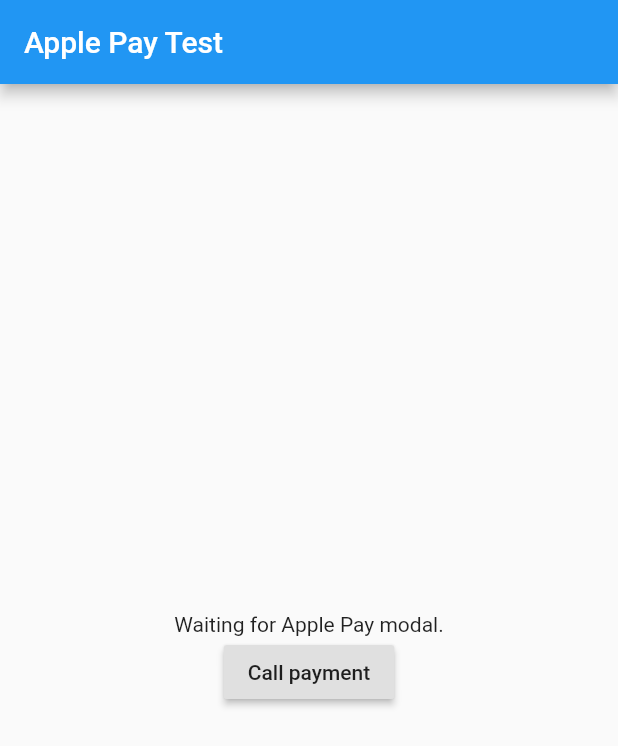
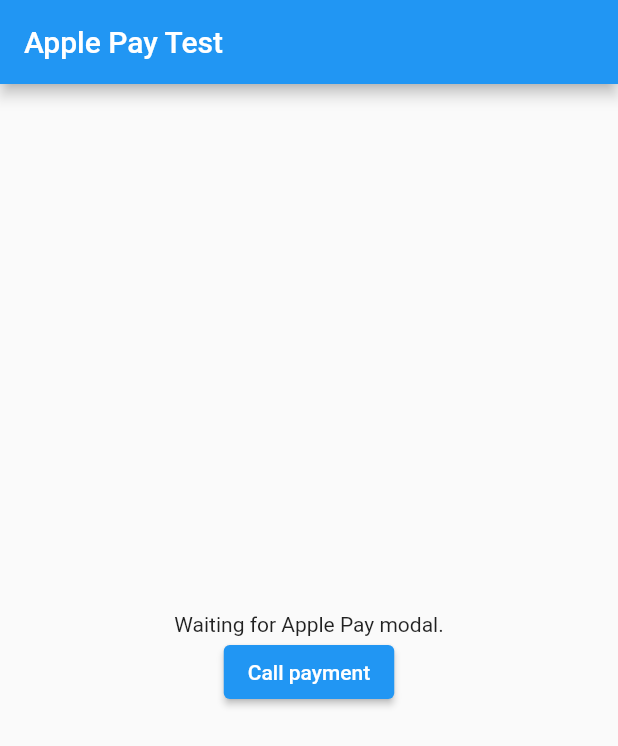
Before and after one commit to Concerto-hub/apple_pay_flutter, a Flutter app: the screen it shows after launch, on a phone screen of 412 x 824 dp. Shown: the top 746 px of the screen. Run offline on Flutter 3.47's test engine with Material 2 defaults, Android fonts, the phone set to English and light mode, and no system bars.

Commit message:
Dart SDK version upgrade

```diff
--- a/example/lib/main.dart
+++ b/example/lib/main.dart
@@ -67,7 +67,7 @@ class _MyAppState extends State<MyApp> {
           mainAxisAlignment: MainAxisAlignment.center,
           children: <Widget>[
             Text('Waiting for Apple Pay modal.'),
-            RaisedButton(
+            ElevatedButton(
               child: Text('Call payment'),
               onPressed: () => makePayment(),
             )
--- a/example/pubspec.yaml
+++ b/example/pubspec.yaml
@@ -6,7 +6,7 @@ description: Demonstrates how to use the apple_pay_flutter plugin.
 publish_to: 'none' # Remove this line if you wish to publish to pub.dev
 
 environment:
-  sdk: ">=2.7.0 <3.0.0"
+  sdk: ">=3.0.0 <4.0.0"
 
 dependencies:
   flutter:
--- a/pubspec.yaml
+++ b/pubspec.yaml
@@ -1,12 +1,11 @@
 name: apple_pay_flutter
 description: Apple Pay (payment and digital wallet service by Apple Inc) to Flutter.
-version: 0.0.8
+version: 0.0.9
 homepage: https://github.com/Concerto-hub/apple_pay_flutter
 
 
 environment:
-  sdk: ">=2.12.0 <3.0.0"
-  flutter: ">=1.20.0"
+  sdk: ">=3.0.0 <4.0.0"
 
 dependencies:
   flutter:
```
Also changed, not shown: example/pubspec.lock, pubspec.lock, 9 other files.
